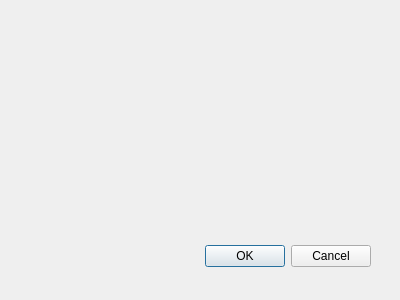
Old version of the form createcollectivedialog.ui in the repository Knigan/DB3.
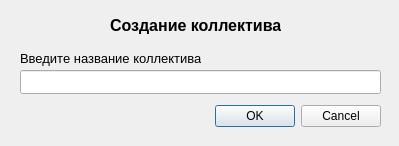
New version of the form.

The edit to the form file:
```diff
--- a/createcollectivedialog.ui
+++ b/createcollectivedialog.ui
@@ -8,8 +8,8 @@
    <rect>
     <x>0</x>
     <y>0</y>
-    <width>400</width>
-    <height>300</height>
+    <width>399</width>
+    <height>146</height>
    </rect>
   </property>
   <property name="windowTitle">
@@ -18,8 +18,8 @@
   <widget class="QDialogButtonBox" name="buttonBox">
    <property name="geometry">
     <rect>
-     <x>30</x>
-     <y>240</y>
+     <x>40</x>
+     <y>100</y>
      <width>341</width>
      <height>32</height>
     </rect>
@@ -31,6 +31,53 @@
     <set>QDialogButtonBox::Cancel|QDialogButtonBox::Ok</set>
    </property>
   </widget>
+  <widget class="QLabel" name="TitleLabel">
+   <property name="geometry">
+    <rect>
+     <x>110</x>
+     <y>10</y>
+     <width>171</width>
+     <height>31</height>
+    </rect>
+   </property>
+   <property name="font">
+    <font>
+     <pointsize>12</pointsize>
+     <bold>true</bold>
+    </font>
+   </property>
+   <property name="text">
+    <string>Создание коллектива</string>
+   </property>
+  </widget>
+  <widget class="QLineEdit" name="NameLineEdit">
+   <property name="geometry">
+    <rect>
+     <x>20</x>
+     <y>70</y>
+     <width>361</width>
+     <height>24</height>
+    </rect>
+   </property>
+  </widget>
+  <widget class="QLabel" name="NameLabel">
+   <property name="geometry">
+    <rect>
+     <x>20</x>
+     <y>50</y>
+     <width>181</width>
+     <height>16</height>
+    </rect>
+   </property>
+   <property name="font">
+    <font>
+     <pointsize>10</pointsize>
+    </font>
+   </property>
+   <property name="text">
+    <string>Введите название коллектива</string>
+   </property>
+  </widget>
  </widget>
  <pixmapfunction/>
  <resources/>
```
Left out of the diff: 5 changed lines with no effect on the pictures.
